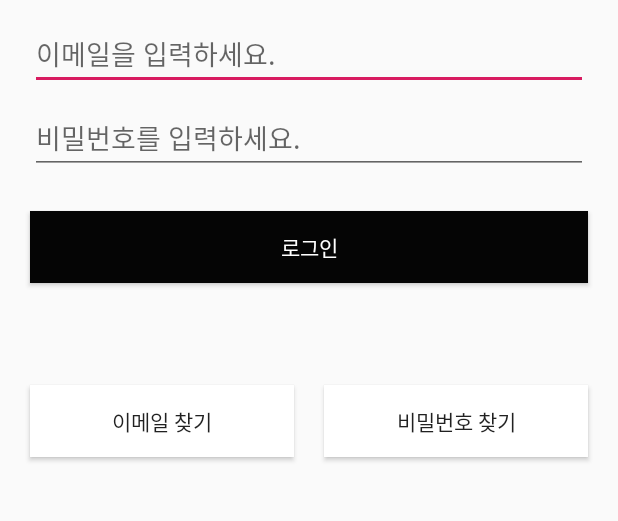
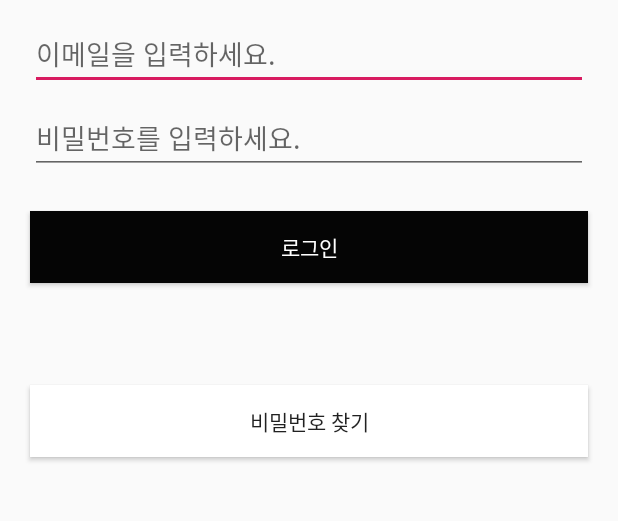
Before and after one commit to JoEunheum/SuitLink, an Android app: the screen it shows after launch (MainActivity), on a phone screen of 412 x 824 dp, the part 473-994 px from its top. Run offline under Robolectric (Android 15) with nearby library versions, the phone set to English and light mode, and no system bars; our stand-ins replace Firebase (no records; nobody signed in at launch, a user with empty details on screens opened directly).

Commit message:
second commit

```diff
--- a/app/src/main/AndroidManifest.xml
+++ b/app/src/main/AndroidManifest.xml
@@ -75,7 +75,6 @@
             android:theme="@android:style/Theme.Dialog" />
         <activity android:name=".SignUp" />
         <activity android:name=".PasswdFound" />
-        <activity android:name=".IdFound" />
         <activity android:name=".MainActivity" />
     </application>
 
--- a/app/src/main/java/com/example/suitlink/MainActivity.java
+++ b/app/src/main/java/com/example/suitlink/MainActivity.java
@@ -32,7 +32,7 @@ public class MainActivity extends BaseActivity {
     private BackPressCloseHandler backPressCloseHandler;
     private EditText input_id,input_password;
     private String login_id, login_password;
-    private Button login, idfound, passfound;
+    private Button login, passfound;
     private TextView signup;
     private FirebaseAuth firebaseAuth;
     private FirebaseUser currentUser;
@@ -54,7 +54,6 @@ public class MainActivity extends BaseActivity {
         input_id = findViewById(R.id.input_id);
         input_password = findViewById(R.id.input_password);
         login = findViewById(R.id.button_login);
-        idfound = findViewById(R.id.id_found);
         passfound = findViewById(R.id.password_found);
         signup = findViewById(R.id.sign_up_come);
 
@@ -227,15 +226,6 @@ public class MainActivity extends BaseActivity {
                 }
             });
 
-        //아이디 찾기
-        idfound.setOnClickListener(new View.OnClickListener() {
-            @Override
-            public void onClick(View v) {
-                Intent intent = new Intent(getApplicationContext(), IdFound.class);
-                startActivity(intent);
-            }
-        });
-
         //비밀번호 찾기
         passfound.setOnClickListener(new View.OnClickListener() {
             @Override
--- a/app/src/main/res/layout/login.xml
+++ b/app/src/main/res/layout/login.xml
@@ -60,26 +60,10 @@
         app:layout_constraintTop_toTopOf="@+id/guideline44" />
 
     <Button
-        android:id="@+id/id_found"
+        android:id="@+id/password_found"
         android:layout_width="0dp"
         android:layout_height="wrap_content"
         android:layout_marginStart="20dp"
-        android:layout_marginTop="8dp"
-        android:layout_marginEnd="10dp"
-        android:layout_marginBottom="8dp"
-        android:background="#FFFFFF"
-        android:text="@string/id_found"
-        app:layout_constraintBottom_toTopOf="@+id/guideline20"
-        app:layout_constraintEnd_toStartOf="@+id/password_found"
-        app:layout_constraintHorizontal_bias="0.5"
-        app:layout_constraintStart_toStartOf="parent"
-        app:layout_constraintTop_toTopOf="@+id/guideline48" />
-
-    <Button
-        android:id="@+id/password_found"
-        android:layout_width="0dp"
-        android:layout_height="wrap_content"
-        android:layout_marginStart="10dp"
         android:layout_marginTop="8dp"
         android:layout_marginEnd="20dp"
         android:layout_marginBottom="8dp"
@@ -87,8 +71,7 @@
         android:text="@string/password_found"
         app:layout_constraintBottom_toTopOf="@+id/guideline20"
         app:layout_constraintEnd_toEndOf="parent"
-        app:layout_constraintHorizontal_bias="0.5"
-        app:layout_constraintStart_toEndOf="@+id/id_found"
+        app:layout_constraintStart_toStartOf="parent"
         app:layout_constraintTop_toTopOf="@+id/guideline48" />
 
     <TextView
--- a/app/src/main/res/values/strings.xml
+++ b/app/src/main/res/values/strings.xml
@@ -1,5 +1,5 @@
 <resources>
-    <string name="app_name">Suit_Link</string>
+    <string name="app_name">SuitLink</string>
     <string name="id">Email</string>
     <string name="id_ko">이메일</string>
     <string name="id_found">이메일 찾기</string>
```
Also changed, not shown: app/src/main/res/layout/sign_up.xml (+6 -5 lines).
